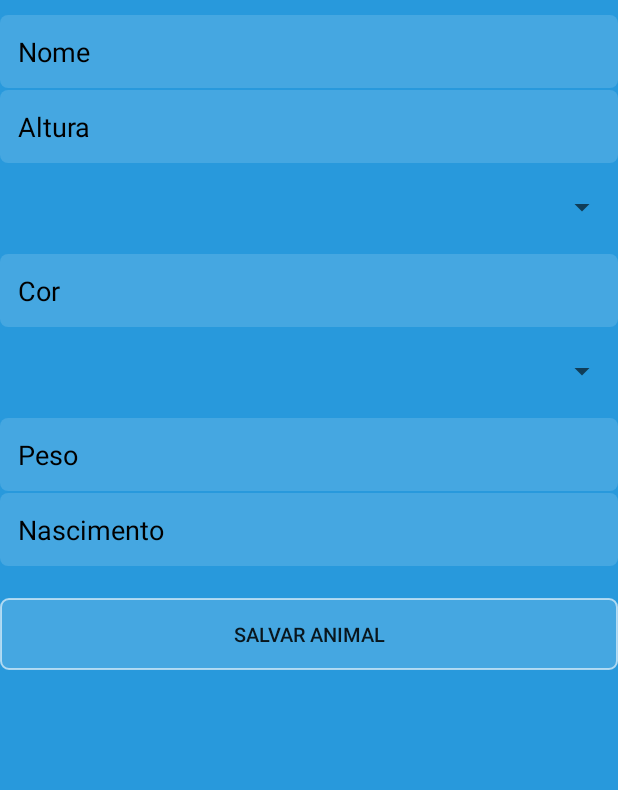
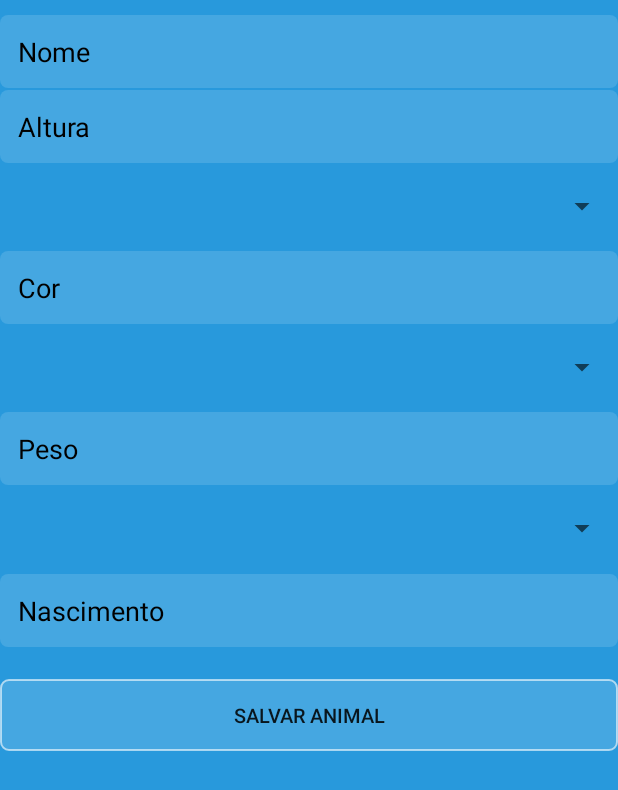
Before and after one commit to acarlos94/MyPet, an Android app: the layout activity_cadastrar_animal.xml on its own in the app's theme, with its tools: preview values and no code run, on a phone screen of 412 x 824 dp. Shown: the top 790 px of the screen. Run offline under Robolectric (Android 15) with nearby library versions, the phone set to English and light mode, and no system bars.

Commit message:
Mais um Pet1

```diff
--- a/app/src/main/res/layout/activity_cadastrar_animal.xml
+++ b/app/src/main/res/layout/activity_cadastrar_animal.xml
@@ -85,6 +85,14 @@
         android:layout_alignParentStart="true"
         android:layout_marginTop="1dp" />
 
+    <Spinner
+
+        android:layout_width="match_parent"
+        android:layout_height="wrap_content"
+        android:id="@+id/spinnerTipoAnimal"
+        android:layout_weight="0.08"
+        />
+
 
     <EditText
         android:layout_width="match_parent"
--- a/app/src/main/res/values/strings.xml
+++ b/app/src/main/res/values/strings.xml
@@ -44,4 +44,9 @@
         <item>Dogue Alemão</item>
         <item>Dogue de Bordéus</item>
     </string-array>
+    <string-array name="tipo">
+        <item>Tipo de Animal</item>
+        <item>Gato</item>
+        <item>Cachorro</item>
+    </string-array>
 </resources>
```
Also changed, not shown: app/src/main/java/banzoprojects/com/pet/animal/gui/CadastrarAnimalActivity.java (+14 -6 lines).
